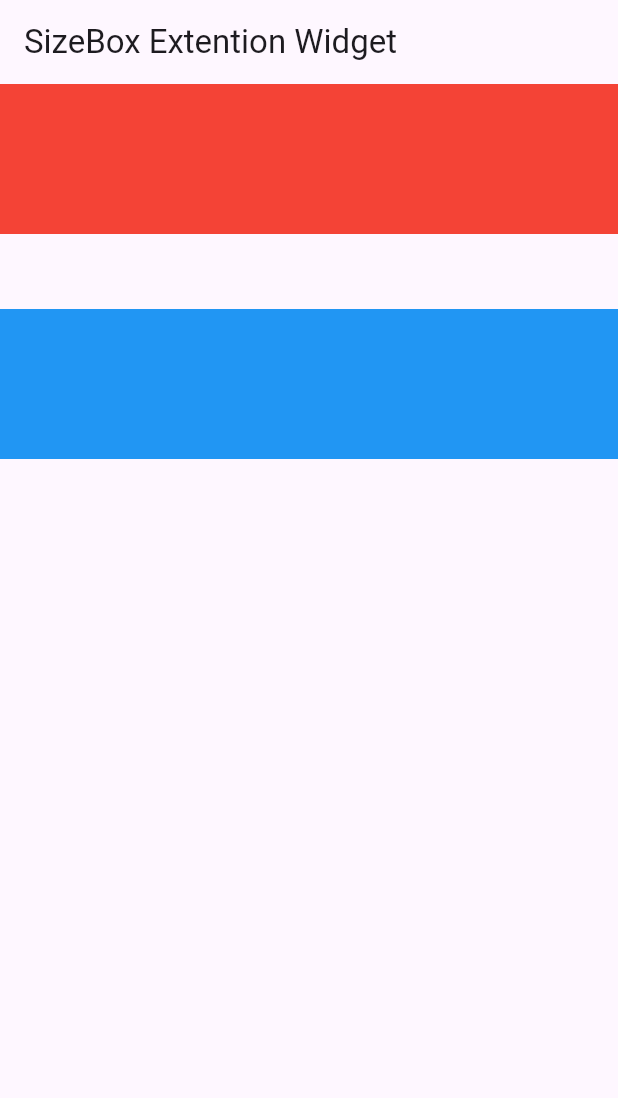
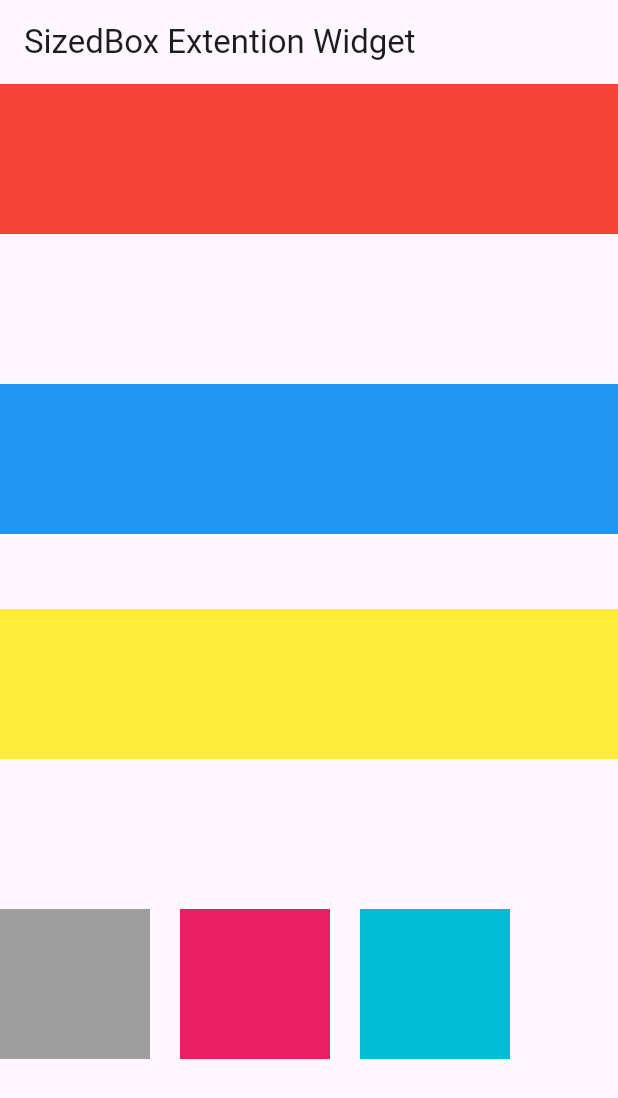
Before and after one commit to atik-sabuj/widgets_app, a Flutter app: the screen it shows after launch, on a phone screen of 412 x 824 dp. Shown: the top 1098 px of the screen. Run offline on Flutter 3.47's test engine with Material 3 defaults, Android fonts, the phone set to English and light mode, and no system bars; our stand-ins replace connectivity_plus, country_picker, shared_preferences.

Commit message:
Update sizedbox_extension_widget.dart

```diff
--- a/lib/widgets/sizedbox_extension_widget.dart
+++ b/lib/widgets/sizedbox_extension_widget.dart
@@ -7,7 +7,7 @@ class SizedBoxExtensionWidget extends StatelessWidget {
   Widget build(BuildContext context) {
     return Scaffold(
       appBar: AppBar(
-        title: Text('SizeBox Extention Widget'),
+        title: Text('SizedBox Extention Widget'),
       ),
       body: SafeArea(
         child: Column(
@@ -18,7 +18,8 @@ class SizedBoxExtensionWidget extends StatelessWidget {
               color: Colors.red,
             ),
 
-            const SizedBox(height: 50,),
+            //const SizedBox(height: 100,),
+            100.ph,
 
             Container(
               height: 100,
@@ -26,8 +27,45 @@ class SizedBoxExtensionWidget extends StatelessWidget {
               color: Colors.blue,
             ),
 
-            const SizedBox(height: 50,),
-            const SizedBox(height: 50,),
+            //const SizedBox(height: 50,),
+            50.ph,
+
+            Container(
+              height: 100,
+              width: double.infinity,
+              color: Colors.yellow,
+            ),
+
+            //const SizedBox(height: 100,),
+            100.ph,
+
+            Row(
+              children: [
+                Container(
+                  height: 100,
+                  width: 100,
+                  color: Colors.grey,
+                ),
+
+                //const SizedBox(width: 20,),
+                20.pw,
+
+                Container(
+                  height: 100,
+                  width: 100,
+                  color: Colors.pink,
+                ),
+
+                //const SizedBox(width: 20,),
+                20.pw,
+
+                Container(
+                  height: 100,
+                  width: 100,
+                  color: Colors.cyan,
+                ),
+              ],
+            ),
 
           ],
         ),
@@ -35,3 +73,13 @@ class SizedBoxExtensionWidget extends StatelessWidget {
     );
   }
 }
+
+
+//PaddingHeight(ph) & PaddingWeight(pw)
+
+extension Padding on num {
+
+  SizedBox get ph => SizedBox(height: toDouble(),);
+  SizedBox get pw => SizedBox(width: toDouble(),);
+
+}
```
